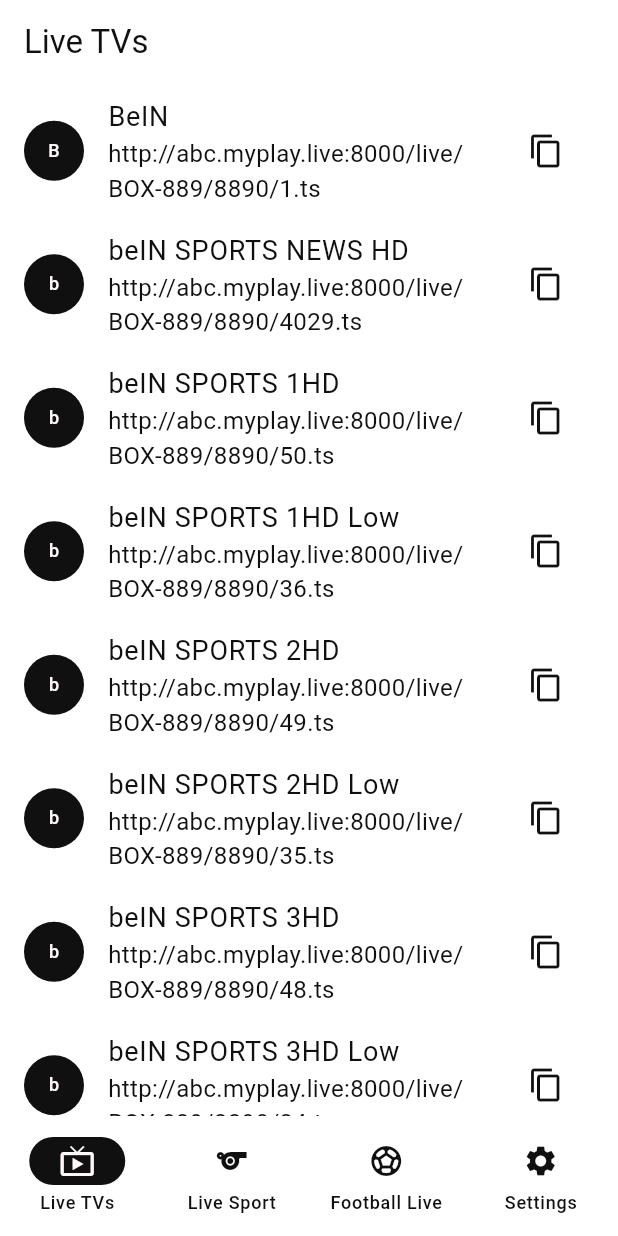
After one commit to mixin27/bsl-support, a Flutter app: the screen it shows after launch, after a tap on the "content copy" icon, on a phone screen of 412 x 824 dp. The commit adds this screen. Run offline on Flutter 3.47's test engine with Material 3 defaults, Android fonts, the phone set to English and light mode, and no system bars; our stand-ins replace chewie, dio, envied, equatable, go_router, google_fonts and 4 more; generated files the repository leaves out were written again; network calls fail.

Commit message:
added some live tvs

```diff
--- /dev/null
+++ b/assets/tvs/live-tvs.json
@@ -0,0 +1,138 @@
+[
+  {
+    "title": "BeIN",
+    "url": "http://abc.myplay.live:8000/live/BOX-889/8890/1.ts"
+  },
+  {
+    "title": "beIN SPORTS NEWS HD",
+    "url": "http://abc.myplay.live:8000/live/BOX-889/8890/4029.ts"
+  },
+  {
+    "title": "beIN SPORTS 1HD",
+    "url": "http://abc.myplay.live:8000/live/BOX-889/8890/50.ts"
+  },
+  {
+    "title": "beIN SPORTS 1HD Low",
+    "url": "http://abc.myplay.live:8000/live/BOX-889/8890/36.ts"
+  },
+  {
+    "title": "beIN SPORTS 2HD",
+    "url": "http://abc.myplay.live:8000/live/BOX-889/8890/49.ts"
+  },
+  {
+    "title": "beIN SPORTS 2HD Low",
+    "url": "http://abc.myplay.live:8000/live/BOX-889/8890/35.ts"
+  },
+  {
+    "title": "beIN SPORTS 3HD",
+    "url": "http://abc.myplay.live:8000/live/BOX-889/8890/48.ts"
+  },
+  {
+    "title": "beIN SPORTS 3HD Low",
+    "url": "http://abc.myplay.live:8000/live/BOX-889/8890/34.ts"
+  },
+  {
+    "title": "beIN SPORTS 4HD",
+    "url": "http://abc.myplay.live:8000/live/BOX-889/8890/47.ts"
+  },
+  {
+    "title": "beIN SPORTS 4HD Low",
+    "url": "http://abc.myplay.live:8000/live/BOX-889/8890/26.ts"
+  },
+  {
+    "title": "beIN SPORTS 5HD",
+    "url": "http://abc.myplay.live:8000/live/BOX-889/8890/46.ts"
+  },
+  {
+    "title": "beIN SPORTS 6HD",
+    "url": "http://abc.myplay.live:8000/live/BOX-889/8890/45.ts"
+  },
+  {
+    "title": "beIN SPORTS 7HD",
+    "url": "http://abc.myplay.live:8000/live/BOX-889/8890/44.ts"
+  },
+  {
+    "title": "beIN SPORTS 8HD",
+    "url": "http://abc.myplay.live:8000/live/BOX-889/8890/43.ts"
+  },
+  {
+    "title": "beIN SPORTS 9HD",
+    "url": "http://abc.myplay.live:8000/live/BOX-889/8890/42.ts"
+  },
+  {
+    "title": "beIN SPORTS 10HD",
+    "url": "http://abc.myplay.live:8000/live/BOX-889/8890/41.ts"
+  },
+  {
+    "title": "beIN SPORTS 11HD EN",
+    "url": "http://abc.myplay.live:8000/live/BOX-889/8890/40.ts"
+  },
+  {
+    "title": "beIN SPORTS 12HD EN",
+    "url": "http://abc.myplay.live:8000/live/BOX-889/8890/39.ts"
+  },
+  {
+    "title": "beIN SPORTS 13HD EN",
+    "url": "http://abc.myplay.live:8000/live/BOX-889/8890/38.ts"
+  },
+  {
+    "title": "beIN SPORTS 14HD FR",
+    "url": "http://abc.myplay.live:8000/live/BOX-889/8890/37.ts"
+  },
+  {
+    "title": "beIN SPORTS NBA",
+    "url": "http://abc.myplay.live:8000/live/BOX-889/8890/28.ts"
+  },
+  {
+    "title": "beIN MAX 1HD",
+    "url": "http://abc.myplay.live:8000/live/BOX-889/8890/2626.ts"
+  },
+  {
+    "title": "beIN MAX 2HD",
+    "url": "http://abc.myplay.live:8000/live/BOX-889/8890/2627.ts"
+  },
+  {
+    "title": "beIN MOVIES",
+    "url": "http://abc.myplay.live:8000/live/BOX-889/8890/607.ts"
+  },
+  {
+    "title": "beIN SERIES HD",
+    "url": "http://abc.myplay.live:8000/live/BOX-889/8890/2695.ts"
+  },
+  {
+    "title": "beIN MOVIES 1 HD",
+    "url": "http://abc.myplay.live:8000/live/BOX-889/8890/33.ts"
+  },
+  {
+    "title": "beIN MOVIES 2 HD",
+    "url": "http://abc.myplay.live:8000/live/BOX-889/8890/32.ts"
+  },
+  {
+    "title": "beIN MOVIES 3 HD",
+    "url": "http://abc.myplay.live:8000/live/BOX-889/8890/31.ts"
+  },
+  {
+    "title": "beIN MOVIES 4 HD",
+    "url": "http://abc.myplay.live:8000/live/BOX-889/8890/30.ts"
+  },
+  {
+    "title": "beIN Star Movies HD",
+    "url": "http://abc.myplay.live:8000/live/BOX-889/8890/29.ts"
+  },
+  {
+    "title": "beIN Star World HD",
+    "url": "http://abc.myplay.live:8000/live/BOX-889/8890/14.ts"
+  },
+  {
+    "title": "beIN Fox Movies HD",
+    "url": "http://abc.myplay.live:8000/live/BOX-889/8890/27.ts"
+  },
+  {
+    "title": "beIN Fox Action Movies HD",
+    "url": "http://abc.myplay.live:8000/live/BOX-889/8890/2914.ts"
+  },
+  {
+    "title": "beIN Fox Family Movies HD",
+    "url": "http://abc.myplay.live:8000/live/BOX-889/8890/2915.ts"
+  }
+]
--- /dev/null
+++ b/lib/src/features/live_tv/data/repositories/live_tvs_repository.dart
@@ -0,0 +1,17 @@
+import 'package:bsl_support/src/features/live_tv/data/services/live_tvs_service.dart';
+import 'package:bsl_support/src/features/live_tv/domain/live_tv_model.dart';
+import 'package:hooks_riverpod/hooks_riverpod.dart';
+import 'package:riverpod_annotation/riverpod_annotation.dart';
+
+import 'live_tvs_repository_local.dart';
+
+part 'live_tvs_repository.g.dart';
+
+abstract class LiveTvsRepository {
+  Future<List<LiveTvModel>> getAllLiveTvs();
+}
+
+@riverpod
+LiveTvsRepository liveTvsRepository(Ref ref) {
+  return LiveTvsRepositoryLocal(LiveTvsService());
+}
--- /dev/null
+++ b/lib/src/features/live_tv/data/repositories/live_tvs_repository_local.dart
@@ -0,0 +1,15 @@
+import 'package:bsl_support/src/features/live_tv/data/services/live_tvs_service.dart';
+import 'package:bsl_support/src/features/live_tv/domain/live_tv_model.dart';
+
+import 'live_tvs_repository.dart';
+
+class LiveTvsRepositoryLocal implements LiveTvsRepository {
+  LiveTvsRepositoryLocal(this._service);
+
+  final LiveTvsService _service;
+
+  @override
+  Future<List<LiveTvModel>> getAllLiveTvs() async {
+    return await _service.getAllLiveTvs();
+  }
+}
--- /dev/null
+++ b/lib/src/features/live_tv/data/services/live_tvs_service.dart
@@ -0,0 +1,14 @@
+import 'dart:convert';
+
+import 'package:bsl_support/src/features/live_tv/domain/live_tv_model.dart';
+import 'package:flutter/services.dart';
+
+class LiveTvsService {
+  Future<List<LiveTvModel>> getAllLiveTvs() async {
+    final result = await rootBundle.loadString('assets/tvs/live-tvs.json');
+    final jsonData = jsonDecode(result) as List<dynamic>;
+    return jsonData
+        .map((e) => LiveTvModel.fromJson(e as Map<String, dynamic>))
+        .toList();
+  }
+}
--- /dev/null
+++ b/lib/src/features/live_tv/domain/live_tv_model.dart
@@ -0,0 +1,21 @@
+import 'package:equatable/equatable.dart';
+import 'package:json_annotation/json_annotation.dart';
+
+part 'live_tv_model.g.dart';
+
+@JsonSerializable(createToJson: false)
+class LiveTvModel extends Equatable {
+  const LiveTvModel({required this.title, required this.url});
+
+  final String title;
+  final String url;
+
+  factory LiveTvModel.fromJson(Map<String, dynamic> json) =>
+      _$LiveTvModelFromJson(json);
+
+  @override
+  List<Object?> get props => [title, url];
+
+  @override
+  bool? get stringify => true;
+}
--- /dev/null
+++ b/lib/src/features/live_tv/presentation/live_tv_controller.dart
@@ -0,0 +1,18 @@
+import 'package:bsl_support/src/features/live_tv/data/repositories/live_tvs_repository.dart';
+import 'package:bsl_support/src/features/live_tv/domain/live_tv_model.dart';
+import 'package:riverpod_annotation/riverpod_annotation.dart';
+
+part 'live_tv_controller.g.dart';
+
+@riverpod
+class GetAllLiveTvs extends _$GetAllLiveTvs {
+  Future<List<LiveTvModel>> _fetchData() async {
+    final repository = ref.read(liveTvsRepositoryProvider);
+    return repository.getAllLiveTvs();
+  }
+
+  @override
+  FutureOr<List<LiveTvModel>> build() {
+    return _fetchData();
+  }
+}
--- /dev/null
+++ b/lib/src/features/live_tv/presentation/live_tv_screen.dart
@@ -0,0 +1,77 @@
+import 'package:bsl_support/src/features/live_tv/presentation/live_tv_controller.dart';
+import 'package:bsl_support/src/routes/app_router.dart';
+import 'package:flutter/material.dart';
+import 'package:flutter/services.dart';
+import 'package:go_router/go_router.dart';
+import 'package:hooks_riverpod/hooks_riverpod.dart';
+
+class LiveTvScreen extends ConsumerWidget {
+  const LiveTvScreen({super.key});
+
+  @override
+  Widget build(BuildContext context, WidgetRef ref) {
+    final state = ref.watch(getAllLiveTvsProvider);
+
+    return Scaffold(
+      appBar: AppBar(
+        title: const Text("Live TVs"),
+      ),
+      body: state.when(
+        data: (data) {
+          if (data.isEmpty) {
+            return const Center(
+              child: Text("No Tvs found"),
+            );
+          }
+
+          return ListView.builder(
+            itemCount: data.length,
+            itemBuilder: (context, index) {
+              final tv = data[index];
+              return ListTile(
+                onTap: () {
+                  context.pushNamed(
+                    AppRoute.videoPlayer.name,
+                    queryParameters: {"url": tv.url},
+                  );
+                },
+                leading: CircleAvatar(
+                  backgroundColor:
+                      Theme.of(context).colorScheme.primaryContainer,
+                  foregroundColor:
+                      Theme.of(context).colorScheme.onPrimaryContainer,
+                  child: Center(
+                    child: Text(
+                      tv.title.characters.first,
+                      style: Theme.of(context).textTheme.labelMedium?.copyWith(
+                            color: Theme.of(context)
+                                .colorScheme
+                                .onPrimaryContainer,
+                          ),
+                    ),
+                  ),
+                ),
+                title: Text(tv.title),
+                subtitle: Text(tv.url),
+                trailing: IconButton(
+                  onPressed: () async {
+                    await Clipboard.setData(
+                      ClipboardData(text: tv.url),
+                    );
+                  },
+                  icon: const Icon(Icons.copy_outlined),
+                ),
+              );
+            },
+          );
+        },
+        error: (err, st) => Center(
+          child: Text(err.toString()),
+        ),
+        loading: () => const Center(
+          child: CircularProgressIndicator(),
+        ),
+      ),
+    );
+  }
+}
--- a/lib/src/routes/app_router.dart
+++ b/lib/src/routes/app_router.dart
@@ -1,5 +1,6 @@
 import 'package:bsl_support/src/features/football_live/presentation/football_live_screen.dart';
 import 'package:bsl_support/src/features/live_sport/presentation/live_sport_screen.dart';
+import 'package:bsl_support/src/features/live_tv/presentation/live_tv_screen.dart';
 import 'package:bsl_support/src/features/video_player/presentation/video_player_screen.dart';
 import 'package:bsl_support/src/routes/app_startup.dart';
 import 'package:flutter/foundation.dart';
@@ -17,12 +18,14 @@
 final _liveSportApiNavigatorKey = GlobalKey<NavigatorState>();
 final _footballLiveApiNavigatorKey = GlobalKey<NavigatorState>();
 final _settingsNavigatorKey = GlobalKey<NavigatorState>();
+final _liveTvNavigatorKey = GlobalKey<NavigatorState>();
 
 enum AppRoute {
   liveSportApi,
   footballLiveApi,
   settings,
   videoPlayer,
+  liveTv,
 }
 
 @riverpod
@@ -32,7 +35,7 @@
 
   return GoRouter(
     navigatorKey: _rootNavigatorKey,
-    initialLocation: '/',
+    initialLocation: '/tvs',
     debugLogDiagnostics: !kReleaseMode,
     redirect: (context, state) {
       // If the app is still initializing, show the /startup route
@@ -42,7 +45,7 @@
 
       final path = state.uri.path;
       if (path.startsWith('/startup')) {
-        return '/';
+        return '/tvs';
       }
 
       return null;
@@ -74,10 +77,22 @@
         ),
         branches: [
           StatefulShellBranch(
+            navigatorKey: _liveTvNavigatorKey,
+            routes: [
+              GoRoute(
+                path: '/tvs',
+                name: AppRoute.liveTv.name,
+                pageBuilder: (context, state) => const NoTransitionPage(
+                  child: LiveTvScreen(),
+                ),
+              ),
+            ],
+          ),
+          StatefulShellBranch(
             navigatorKey: _liveSportApiNavigatorKey,
             routes: [
               GoRoute(
-                path: '/',
+                path: '/live-sport',
                 name: AppRoute.liveSportApi.name,
                 pageBuilder: (context, state) {
                   return const NoTransitionPage(
--- a/lib/src/routes/scaffold_with_nested_navigation.dart
+++ b/lib/src/routes/scaffold_with_nested_navigation.dart
@@ -60,6 +60,11 @@
         selectedIndex: currentIndex,
         destinations: const [
           NavigationDestination(
+            icon: Icon(Icons.live_tv),
+            selectedIcon: Icon(Icons.live_tv_outlined),
+            label: 'Live TVs',
+          ),
+          NavigationDestination(
             icon: Icon(Icons.sports),
             selectedIcon: Icon(Icons.sports_outlined),
             label: 'Live Sport',
@@ -103,6 +108,11 @@
             labelType: NavigationRailLabelType.all,
             destinations: const <NavigationRailDestination>[
               NavigationRailDestination(
+                icon: Icon(Icons.live_tv),
+                selectedIcon: Icon(Icons.live_tv_outlined),
+                label: Text('Live TVs'),
+              ),
+              NavigationRailDestination(
                 icon: Icon(Icons.sports),
                 selectedIcon: Icon(Icons.sports_outlined),
                 label: Text('Live Sport'),
--- a/pubspec.yaml
+++ b/pubspec.yaml
@@ -46,5 +46,5 @@
 flutter:
   uses-material-design: true
 
-  # assets:
-  #   - images/a_dot_burr.jpeg
+  assets:
+    - assets/tvs/
```
Also changed, not shown: 1 other file.
